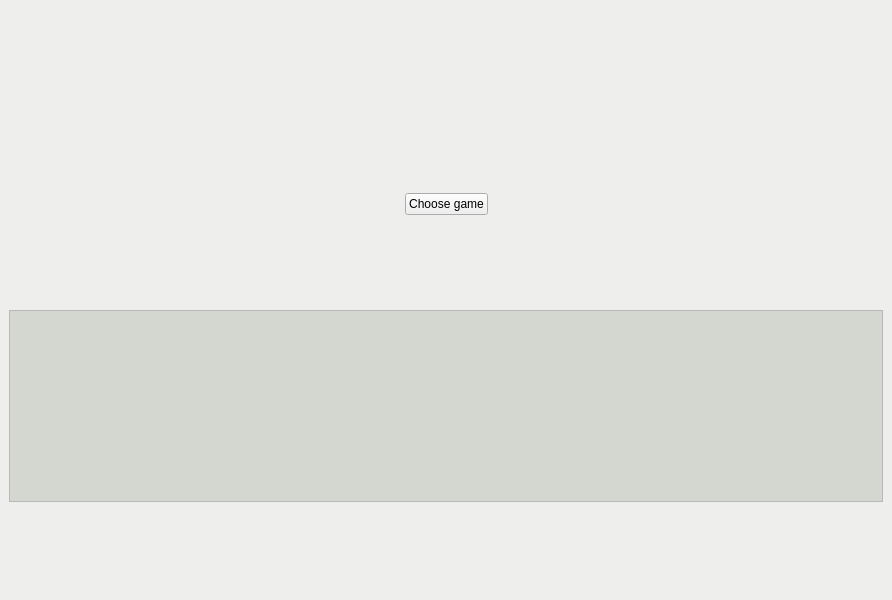
First picture: the form in src/mainwindow.ui, repository MathThree/queens_game, before the edit.
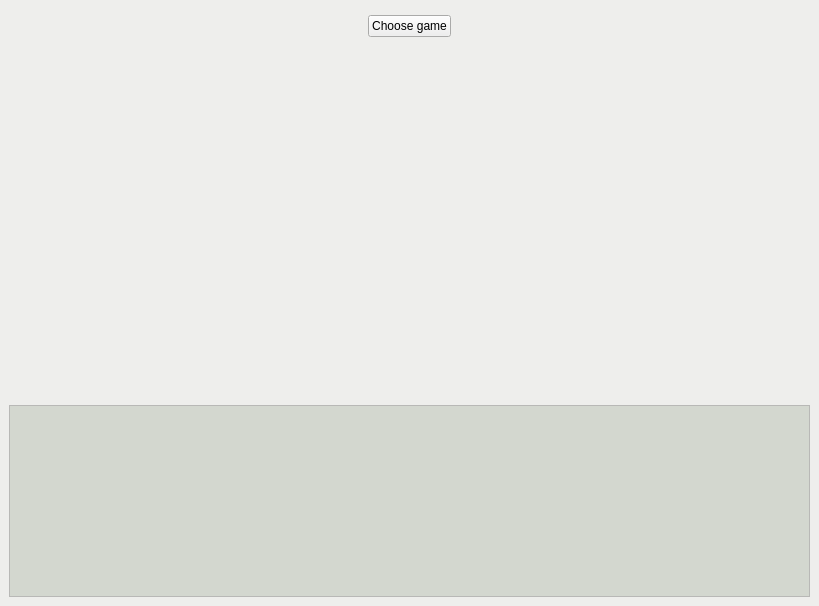
Second picture: the form after the edit.

Commit message: fix: keeping debug text at the bottom of the window

Patch:
```diff
--- a/src/mainwindow.ui
+++ b/src/mainwindow.ui
@@ -6,8 +6,8 @@
    <rect>
     <x>0</x>
     <y>0</y>
-    <width>892</width>
-    <height>600</height>
+    <width>819</width>
+    <height>606</height>
    </rect>
   </property>
   <property name="palette">
@@ -154,6 +154,19 @@
       </item>
      </layout>
     </item>
+    <item>
+     <spacer name="verticalSpacer">
+      <property name="orientation">
+       <enum>Qt::Vertical</enum>
+      </property>
+      <property name="sizeHint" stdset="0">
+       <size>
+        <width>20</width>
+        <height>40</height>
+       </size>
+      </property>
+     </spacer>
+    </item>
     <item>
      <widget class="QTextBrowser" name="debugText">
       <property name="sizePolicy">
```
Left out of the diff: 2 changed lines with no effect on the pictures.
